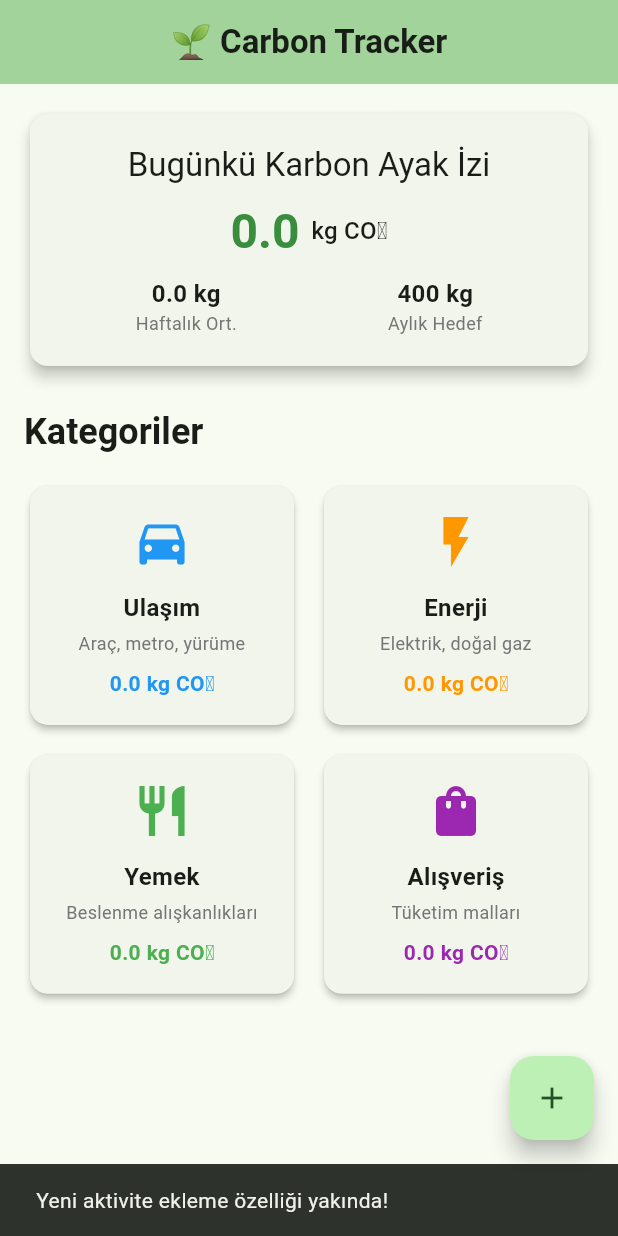
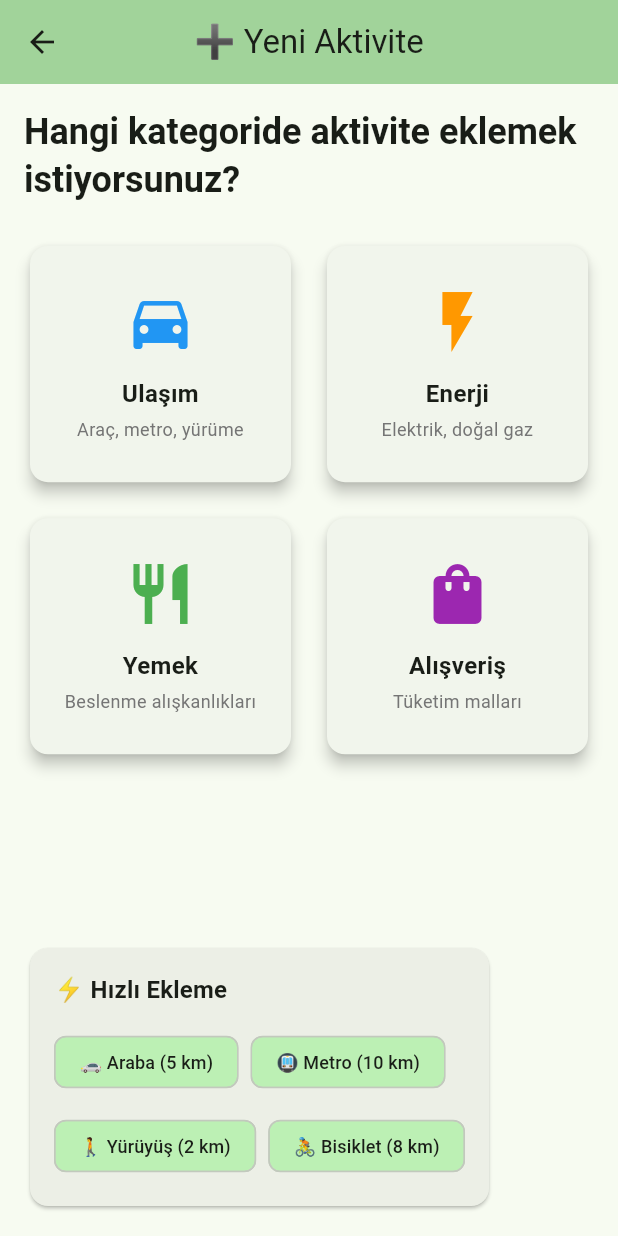
Before and after one commit to kendlenx/carbon-tracker, a Flutter app: the screen it shows after launch, after a tap on the "add" icon, on a phone screen of 412 x 824 dp. Run offline on Flutter 3.47's test engine with Material 3 defaults, Android fonts, the phone set to English and light mode, and no system bars; our stand-ins replace sqflite; accounts and stored records are empty.

Commit message:
Aktivite ekleme sayfası eklendi
➕ Yeni Özellikler:
- Merkezi aktivite ekleme sayfası (AddActivityScreen)
- Kategori bazlı aktivite ekleme seçenekleri
- Hızlı ekleme chip'leri (henüz pasif)
- Coming soon dialog'ları
- FloatingActionButton entegrasyonu

🎨 UI Özellikleri:
- Grid layout ile kategori seçimi
- Material Design 3 uyumlu kartlar
- ActionChip ile hızlı ekleme
- Responsive tasarım
- Navigasyon entegrasyonu

🔗 Navigasyon:
- Ana sayfa + butonu -> AddActivityScreen
- AddActivityScreen -> Transport kategorisi
- Geri dönüş ile ana sayfa yenileme

```diff
--- a/lib/main.dart
+++ b/lib/main.dart
@@ -1,5 +1,6 @@
 import 'package:flutter/material.dart';
 import 'screens/transport_screen.dart';
+import 'screens/add_activity_screen.dart';
 import 'services/database_service.dart';
 
 void main() {
@@ -249,13 +250,19 @@
         ),
       ),
       floatingActionButton: FloatingActionButton(
-        onPressed: () {
-          // Yeni aktivite ekleme
-          ScaffoldMessenger.of(context).showSnackBar(
-            const SnackBar(content: Text('Yeni aktivite ekleme özelliği yakında!')),
+        onPressed: () async {
+          final result = await Navigator.of(context).push<bool>(
+            MaterialPageRoute(
+              builder: (context) => const AddActivityScreen(),
+            ),
           );
+          // Eğer aktivite eklendiyse verileri yenile
+          if (result == true) {
+            _loadDashboardData();
+          }
         },
         child: const Icon(Icons.add),
+        tooltip: 'Yeni Aktivite Ekle',
       ),
     );
   }
--- /dev/null
+++ b/lib/screens/add_activity_screen.dart
@@ -0,0 +1,237 @@
+import 'package:flutter/material.dart';
+import '../screens/transport_screen.dart';
+
+class AddActivityScreen extends StatelessWidget {
+  const AddActivityScreen({super.key});
+
+  @override
+  Widget build(BuildContext context) {
+    return Scaffold(
+      appBar: AppBar(
+        title: const Text('➕ Yeni Aktivite'),
+        backgroundColor: Theme.of(context).colorScheme.inversePrimary,
+      ),
+      body: Padding(
+        padding: const EdgeInsets.all(16.0),
+        child: Column(
+          crossAxisAlignment: CrossAxisAlignment.start,
+          children: [
+            Text(
+              'Hangi kategoride aktivite eklemek istiyorsunuz?',
+              style: Theme.of(context).textTheme.headlineSmall?.copyWith(
+                fontWeight: FontWeight.bold,
+              ),
+            ),
+            const SizedBox(height: 24),
+
+            Expanded(
+              child: GridView.count(
+                crossAxisCount: 2,
+                crossAxisSpacing: 16,
+                mainAxisSpacing: 16,
+                childAspectRatio: 1.1,
+                children: [
+                  _buildCategoryTile(
+                    context: context,
+                    title: 'Ulaşım',
+                    subtitle: 'Araç, metro, yürüme',
+                    icon: Icons.directions_car,
+                    color: Colors.blue,
+                    onTap: () {
+                      Navigator.of(context).pushReplacement(
+                        MaterialPageRoute(
+                          builder: (context) => const TransportScreen(),
+                        ),
+                      );
+                    },
+                  ),
+                  _buildCategoryTile(
+                    context: context,
+                    title: 'Enerji',
+                    subtitle: 'Elektrik, doğal gaz',
+                    icon: Icons.flash_on,
+                    color: Colors.orange,
+                    onTap: () {
+                      _showComingSoon(context, 'Enerji');
+                    },
+                  ),
+                  _buildCategoryTile(
+                    context: context,
+                    title: 'Yemek',
+                    subtitle: 'Beslenme alışkanlıkları',
+                    icon: Icons.restaurant,
+                    color: Colors.green,
+                    onTap: () {
+                      _showComingSoon(context, 'Yemek');
+                    },
+                  ),
+                  _buildCategoryTile(
+                    context: context,
+                    title: 'Alışveriş',
+                    subtitle: 'Tüketim malları',
+                    icon: Icons.shopping_bag,
+                    color: Colors.purple,
+                    onTap: () {
+                      _showComingSoon(context, 'Alışveriş');
+                    },
+                  ),
+                ],
+              ),
+            ),
+
+            const SizedBox(height: 24),
+
+            // Hızlı ekleme seçenekleri
+            Card(
+              color: Theme.of(context).colorScheme.surfaceContainer,
+              child: Padding(
+                padding: const EdgeInsets.all(16.0),
+                child: Column(
+                  crossAxisAlignment: CrossAxisAlignment.start,
+                  children: [
+                    Text(
+                      '⚡ Hızlı Ekleme',
+                      style: Theme.of(context).textTheme.titleMedium?.copyWith(
+                        fontWeight: FontWeight.bold,
+                      ),
+                    ),
+                    const SizedBox(height: 12),
+                    Wrap(
+                      spacing: 8,
+                      runSpacing: 8,
+                      children: [
+                        _buildQuickAddChip(
+                          context: context,
+                          label: '🚗 Araba (5 km)',
+                          onTap: () => _quickAddTransport(context, 'car_gasoline', 5.0),
+                        ),
+                        _buildQuickAddChip(
+                          context: context,
+                          label: '🚇 Metro (10 km)',
+                          onTap: () => _quickAddTransport(context, 'metro', 10.0),
+                        ),
+                        _buildQuickAddChip(
+                          context: context,
+                          label: '🚶 Yürüyüş (2 km)',
+                          onTap: () => _quickAddTransport(context, 'walking', 2.0),
+                        ),
+                        _buildQuickAddChip(
+                          context: context,
+                          label: '🚴 Bisiklet (8 km)',
+                          onTap: () => _quickAddTransport(context, 'bicycle', 8.0),
+                        ),
+                      ],
+                    ),
+                  ],
+                ),
+              ),
+            ),
+          ],
+        ),
+      ),
+    );
+  }
+
+  Widget _buildCategoryTile({
+    required BuildContext context,
+    required String title,
+    required String subtitle,
+    required IconData icon,
+    required Color color,
+    required VoidCallback onTap,
+  }) {
+    return Card(
+      elevation: 4,
+      child: InkWell(
+        onTap: onTap,
+        borderRadius: BorderRadius.circular(12),
+        child: Padding(
+          padding: const EdgeInsets.all(16.0),
+          child: Column(
+            mainAxisAlignment: MainAxisAlignment.center,
+            children: [
+              Icon(
+                icon,
+                size: 48,
+                color: color,
+              ),
+              const SizedBox(height: 12),
+              Text(
+                title,
+                style: const TextStyle(
+                  fontWeight: FontWeight.bold,
+                  fontSize: 16,
+                ),
+                textAlign: TextAlign.center,
+              ),
+              const SizedBox(height: 4),
+              Text(
+                subtitle,
+                style: TextStyle(
+                  color: Colors.grey.shade600,
+                  fontSize: 12,
+                ),
+                textAlign: TextAlign.center,
+              ),
+            ],
+          ),
+        ),
+      ),
+    );
+  }
+
+  Widget _buildQuickAddChip({
+    required BuildContext context,
+    required String label,
+    required VoidCallback onTap,
+  }) {
+    return ActionChip(
+      label: Text(
+        label,
+        style: const TextStyle(fontSize: 12),
+      ),
+      onPressed: onTap,
+      backgroundColor: Theme.of(context).colorScheme.primaryContainer,
+      elevation: 2,
+    );
+  }
+
+  void _showComingSoon(BuildContext context, String category) {
+    showDialog(
+      context: context,
+      builder: (context) => AlertDialog(
+        title: Text('🚧 $category Kategorisi'),
+        content: Text(
+          '$category kategorisi henüz geliştirme aşamasında. Yakında kullanıma sunulacak!\\n\\nŞu anda sadece Ulaşım kategorisi aktif.',
+        ),
+        actions: [
+          TextButton(
+            onPressed: () => Navigator.of(context).pop(),
+            child: const Text('Tamam'),
+          ),
+        ],
+      ),
+    );
+  }
+
+  void _quickAddTransport(BuildContext context, String transportTypeId, double distance) async {
+    // Import gerekli olduğu için burada sadece mesaj gösterelim
+    // Gerçek implementasyon için DatabaseService'i import etmemiz lazım
+
+    showDialog(
+      context: context,
+      builder: (context) => AlertDialog(
+        title: const Text('⚡ Hızlı Ekleme'),
+        content: Text(
+          'Hızlı ekleme özelliği yakında aktif olacak!\\n\\nŞimdilik kategori sayfalarından aktivite ekleyebilirsiniz.',
+        ),
+        actions: [
+          TextButton(
+            onPressed: () => Navigator.of(context).pop(),
+            child: const Text('Tamam'),
+          ),
+        ],
+      ),
+    );
+  }
+}
```
